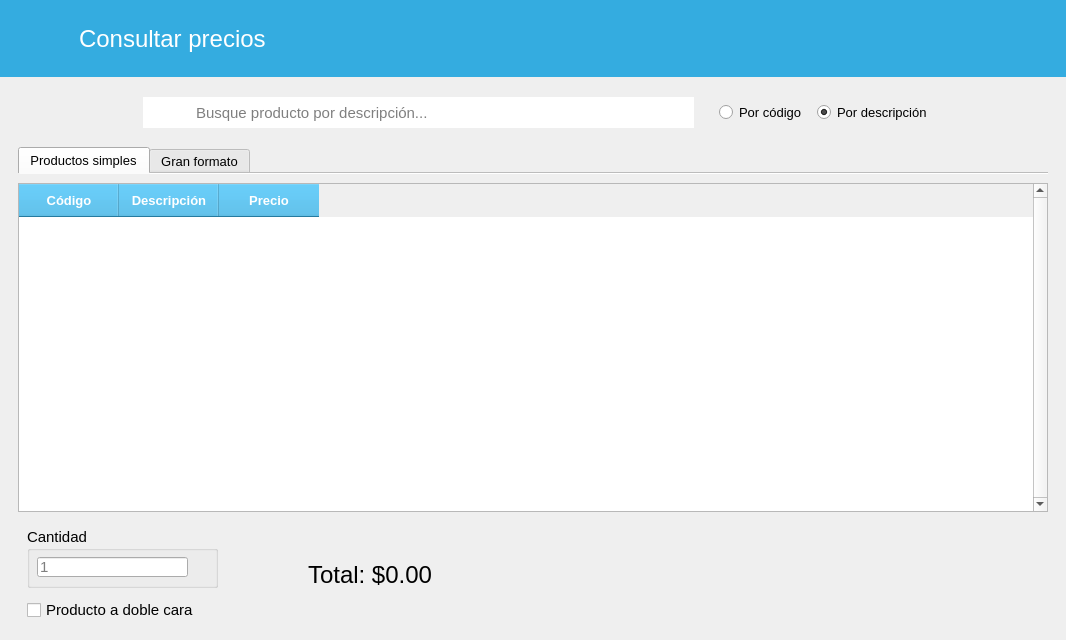
Before: the Qt Designer form ui/Ui_ConsultarPrecios.ui in ivanperez-7/printpos, drawn with Qt 5.
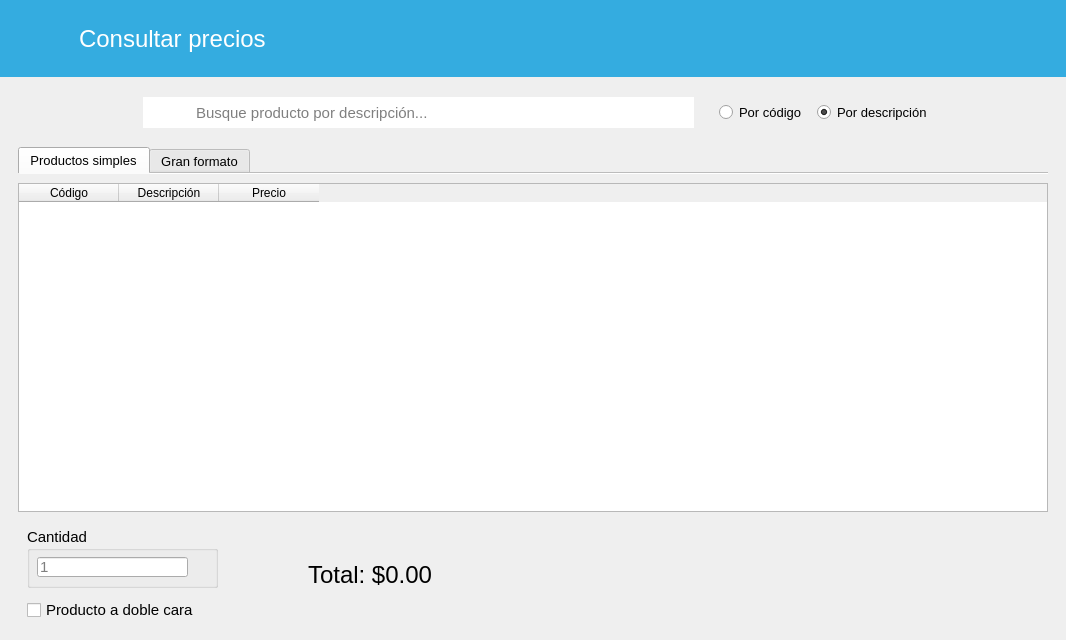
After: the same form once the commit is applied. Icons and pictures are not drawn. Custom widgets are drawn as their Qt base class.

What changed in the file:
```diff
--- a/ui/Ui_ConsultarPrecios.ui
+++ b/ui/Ui_ConsultarPrecios.ui
@@ -339,64 +339,6 @@
                <height>301</height>
               </size>
              </property>
-             <property name="font">
-              <font>
-               <family>Segoe UI</family>
-               <pointsize>10</pointsize>
-              </font>
-             </property>
-             <property name="styleSheet">
-              <string notr="true">QHeaderView::section {
-	font: bold 10pt;
-	color: rgb(255, 255, 255);
-	background-color: rgb(52, 172, 224);
-	padding: 7px;
-}
-
-QTableView::item{
-  padding: 5px;
-}
-
-QTableWidget {
-	alternate-background-color: rgb(240, 240, 240);
-}
-
-QTableView {
-    selection-background-color: rgb(85, 85, 255);
-    selection-color: rgb(255, 255, 255);
-}
-QTableView:active {
-    selection-background-color: rgb(85, 85, 255);
-    selection-color: rgb(255, 255, 255);
-}</string>
-             </property>
-             <property name="verticalScrollBarPolicy">
-              <enum>Qt::ScrollBarAlwaysOn</enum>
-             </property>
-             <property name="editTriggers">
-              <set>QAbstractItemView::NoEditTriggers</set>
-             </property>
-             <property name="alternatingRowColors">
-              <bool>true</bool>
-             </property>
-             <property name="selectionMode">
-              <enum>QAbstractItemView::SingleSelection</enum>
-             </property>
-             <property name="selectionBehavior">
-              <enum>QAbstractItemView::SelectRows</enum>
-             </property>
-             <property name="showGrid">
-              <bool>false</bool>
-             </property>
-             <property name="gridStyle">
-              <enum>Qt::SolidLine</enum>
-             </property>
-             <attribute name="horizontalHeaderMinimumSectionSize">
-              <number>80</number>
-             </attribute>
-             <attribute name="verticalHeaderVisible">
-              <bool>false</bool>
-             </attribute>
              <column>
               <property name="text">
                <string>Código</string>
@@ -831,6 +773,13 @@
    </layout>
   </widget>
  </widget>
+ <customwidgets>
+  <customwidget>
+   <class>TablaDatos</class>
+   <extends>QTableWidget</extends>
+   <header>utils.mywidgets.h</header>
+  </customwidget>
+ </customwidgets>
  <resources>
   <include location="../resources.qrc"/>
  </resources>
```
Left out of the diff: 67 changed lines with no effect on the pictures.
